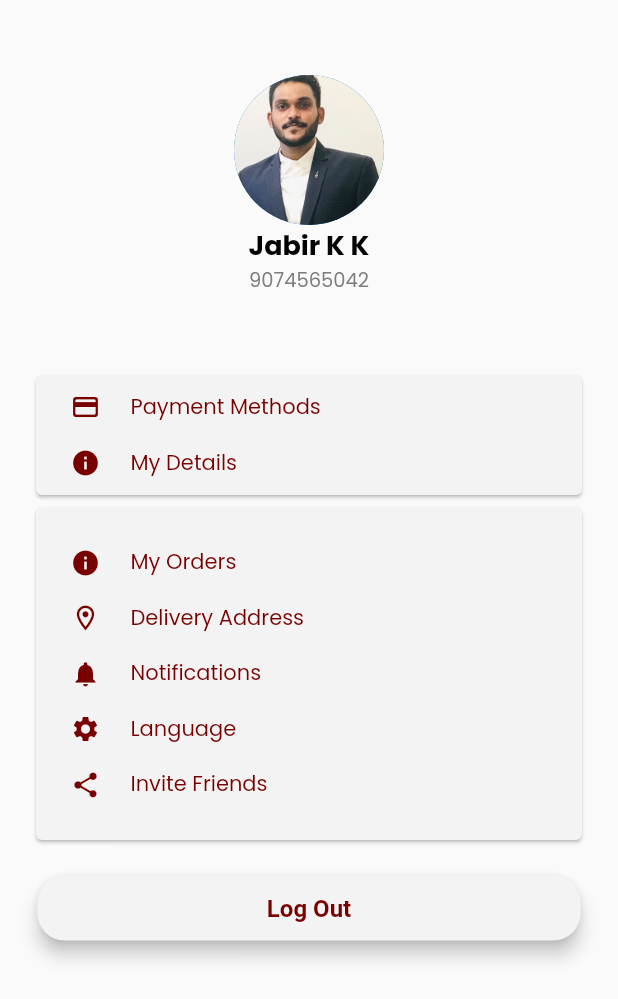
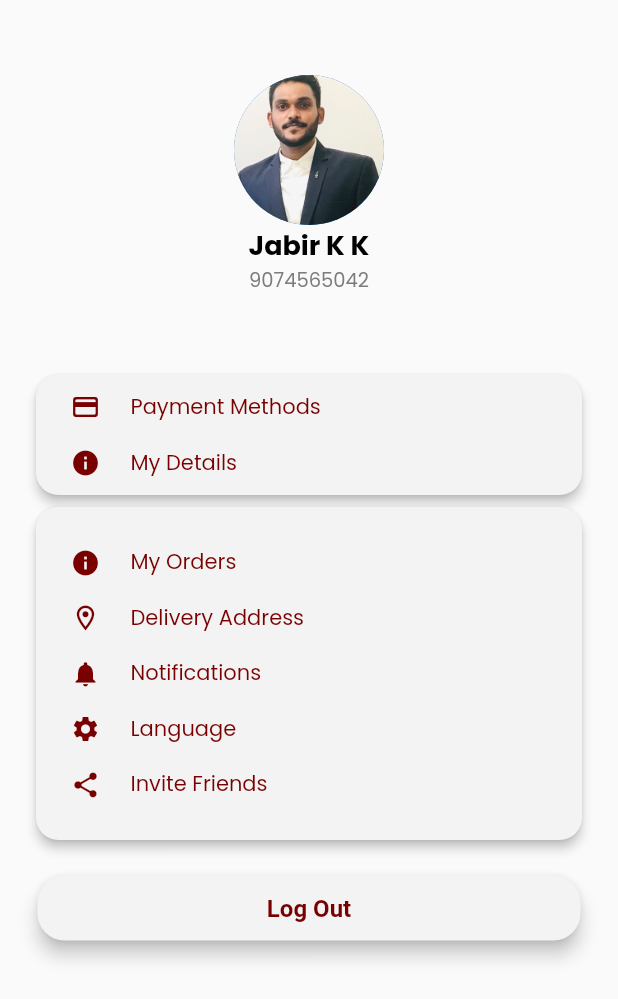
Before and after one commit to jabirkk76/grocery_app_ui, a Flutter app: the AccountScreen screen opened directly, on a phone screen of 412 x 824 dp. Shown: the top 999 px of the screen. Run offline on Flutter 3.47's test engine with Material 2 defaults, Android fonts, the phone set to English and light mode, and no system bars; our stand-ins replace carousel_slider, floating_bottom_navigation_bar, flutter_svg, geolocator, google_fonts, image_picker and 3 more.

Commit message:
elevation

```diff
--- a/lib/screens/account/account_screen.dart
+++ b/lib/screens/account/account_screen.dart
@@ -10,9 +10,6 @@ import 'package:grocery_app/screens/language_screen/language_screen.dart';
 import 'package:grocery_app/screens/orders_screen/orders_screen.dart';
 
 import 'package:image_picker/image_picker.dart';
-
-
-
 
 import 'package:provider/provider.dart';
 
@@ -43,6 +40,9 @@ class _AccountScreenState extends State<AccountScreen> {
               child: Column(
                 children: [
                   Card(
+                      elevation: 3,
+                      shape: RoundedRectangleBorder(
+                          borderRadius: BorderRadius.circular(15)),
                       color: const Color(0xffF2F3F2),
                       child: SizedBox(
                         height: 80,
@@ -69,6 +69,9 @@ class _AccountScreenState extends State<AccountScreen> {
                     height: 230,
                     width: double.maxFinite,
                     child: Card(
+                        elevation: 3,
+                        shape: RoundedRectangleBorder(
+                            borderRadius: BorderRadius.circular(15)),
                         color: const Color(0xffF2F3F2),
                         child: Column(
                           mainAxisAlignment: MainAxisAlignment.center,
```
